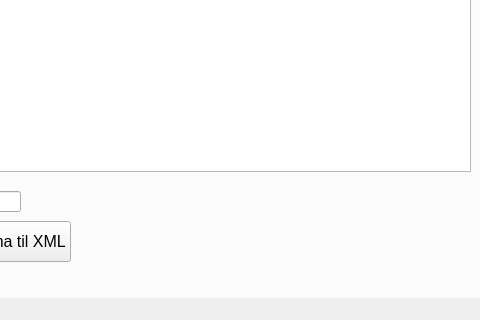
The window that Views/adminwindow.ui (MadsSchroder/Systemudvikling-Eksamen-KU) describes before a commit, drawn with Qt 5; both pictures show x 182 to 662 and y 380 to 700 of the 1000 by 700 pixel window.
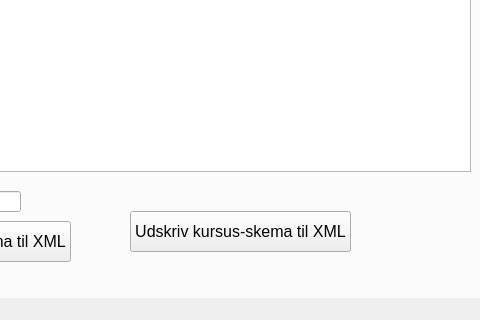
The same window after the commit.

```diff
--- a/Views/adminwindow.ui
+++ b/Views/adminwindow.ui
@@ -386,6 +386,19 @@
        <string>Søg</string>
       </property>
      </widget>
+     <widget class="QPushButton" name="xml_knap_2">
+      <property name="geometry">
+       <rect>
+        <x>310</x>
+        <y>460</y>
+        <width>221</width>
+        <height>41</height>
+       </rect>
+      </property>
+      <property name="text">
+       <string>Udskriv kursus-skema til XML</string>
+      </property>
+     </widget>
     </widget>
    </widget>
    <widget class="QLabel" name="label">
```
